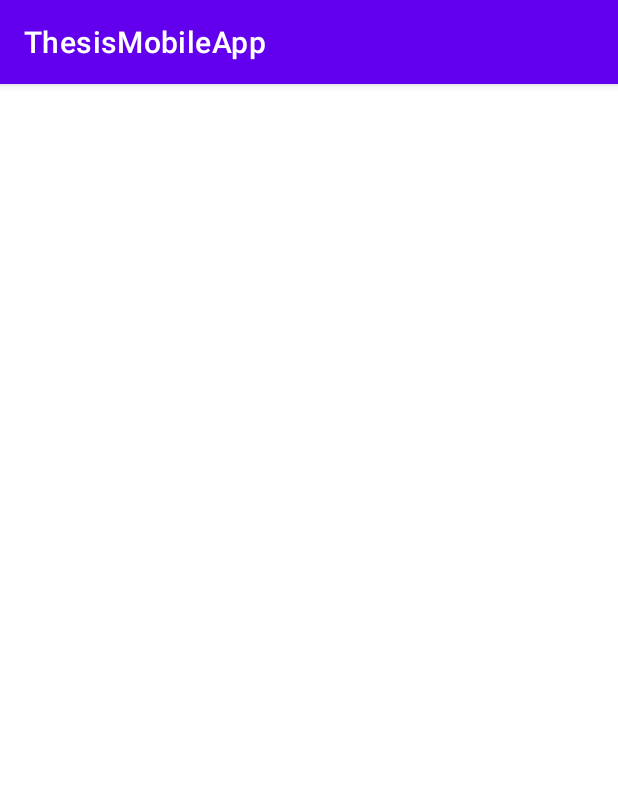
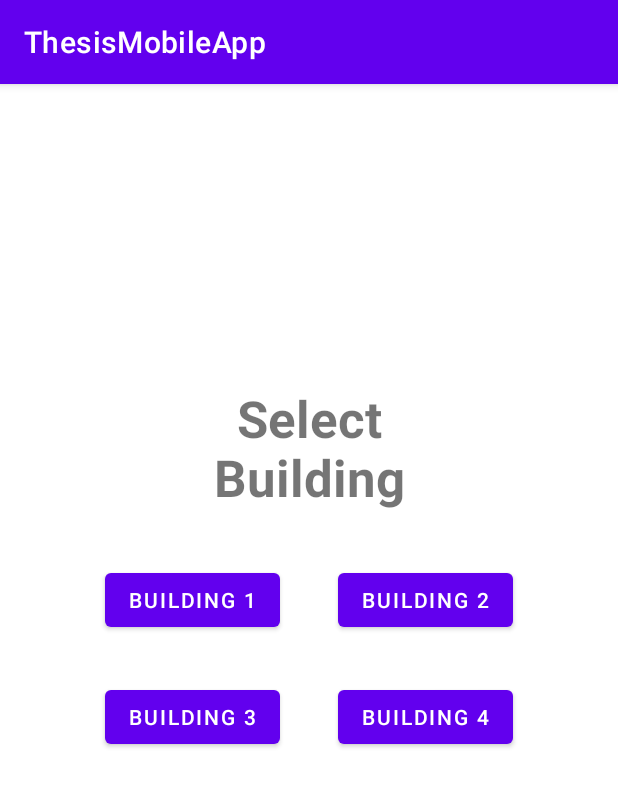
Before and after one commit to shin62mahilum/ThesisMobileApp, an Android app: the userInterface screen opened directly, with no data from a screen before it, on a phone screen of 412 x 824 dp. Shown: the top 787 px of the screen. Run offline under Robolectric (Android 15) with nearby library versions, the phone set to English and light mode, and no system bars.

Commit message:
Added more button functions (Admin and User Interfaces )

```diff
--- a/app/src/main/res/layout/activity_admin_login2.xml
+++ b/app/src/main/res/layout/activity_admin_login2.xml
@@ -31,7 +31,7 @@
         app:layout_constraintTop_toTopOf="parent" />
 
     <Button
-        android:id="@+id/button"
+        android:id="@+id/btnLogin"
         android:layout_width="wrap_content"
         android:layout_height="wrap_content"
         android:layout_marginTop="20dp"
--- a/app/src/main/res/layout/activity_user_interface.xml
+++ b/app/src/main/res/layout/activity_user_interface.xml
@@ -6,4 +6,56 @@
     android:layout_height="match_parent"
     tools:context=".userInterface">
 
+    <TextView
+        android:id="@+id/textView2"
+        android:layout_width="161dp"
+        android:layout_height="90dp"
+        android:layout_marginTop="200dp"
+        android:text="Select Building"
+        android:textAlignment="center"
+        android:textSize="34sp"
+        android:textStyle="bold"
+        app:layout_constraintEnd_toEndOf="parent"
+        app:layout_constraintStart_toStartOf="parent"
+        app:layout_constraintTop_toTopOf="parent" />
+
+    <Button
+        android:id="@+id/button2"
+        android:layout_width="wrap_content"
+        android:layout_height="wrap_content"
+        android:layout_marginStart="70dp"
+        android:layout_marginTop="30dp"
+        android:text="Building 1"
+        app:layout_constraintStart_toStartOf="parent"
+        app:layout_constraintTop_toBottomOf="@+id/textView2" />
+
+    <Button
+        android:id="@+id/button3"
+        android:layout_width="wrap_content"
+        android:layout_height="wrap_content"
+        android:layout_marginTop="30dp"
+        android:layout_marginEnd="70dp"
+        android:text="Building 2"
+        app:layout_constraintEnd_toEndOf="parent"
+        app:layout_constraintTop_toBottomOf="@+id/textView2" />
+
+    <Button
+        android:id="@+id/button4"
+        android:layout_width="wrap_content"
+        android:layout_height="wrap_content"
+        android:layout_marginStart="70dp"
+        android:layout_marginTop="30dp"
+        android:text="Building 3"
+        app:layout_constraintStart_toStartOf="parent"
+        app:layout_constraintTop_toBottomOf="@+id/button2" />
+
+    <Button
+        android:id="@+id/button5"
+        android:layout_width="wrap_content"
+        android:layout_height="wrap_content"
+        android:layout_marginTop="30dp"
+        android:layout_marginEnd="70dp"
+        android:text="Building 4"
+        app:layout_constraintEnd_toEndOf="parent"
+        app:layout_constraintTop_toBottomOf="@+id/button3" />
 </androidx.constraintlayout.widget.ConstraintLayout>
--- a/app/src/main/res/layout/activity_user_login.xml
+++ b/app/src/main/res/layout/activity_user_login.xml
@@ -14,6 +14,7 @@
         android:ems="10"
         android:hint="Password"
         android:inputType="textPassword"
+        android:minHeight="48dp"
         app:layout_constraintEnd_toEndOf="parent"
         app:layout_constraintStart_toStartOf="parent"
         app:layout_constraintTop_toBottomOf="@+id/editTextTextEmailAddress" />
@@ -26,12 +27,13 @@
         android:ems="10"
         android:hint="Email"
         android:inputType="textEmailAddress"
+        android:minHeight="48dp"
         app:layout_constraintEnd_toEndOf="parent"
         app:layout_constraintStart_toStartOf="parent"
         app:layout_constraintTop_toTopOf="parent" />
 
     <Button
-        android:id="@+id/button"
+        android:id="@+id/btnLogin"
         android:layout_width="wrap_content"
         android:layout_height="wrap_content"
         android:layout_marginTop="20dp"
@@ -53,4 +55,5 @@
         app:layout_constraintEnd_toEndOf="parent"
         app:layout_constraintStart_toStartOf="parent"
         app:layout_constraintTop_toTopOf="parent" />
+
 </androidx.constraintlayout.widget.ConstraintLayout>
```
Also changed, not shown: app/src/main/java/com/example/thesismobileapp/adminLogin.java (+18 -0 lines), app/src/main/java/com/example/thesismobileapp/userLogin.java (+18 -0 lines), app/src/main/res/layout/activity_admin_interface.xml (+12 -0 lines).
